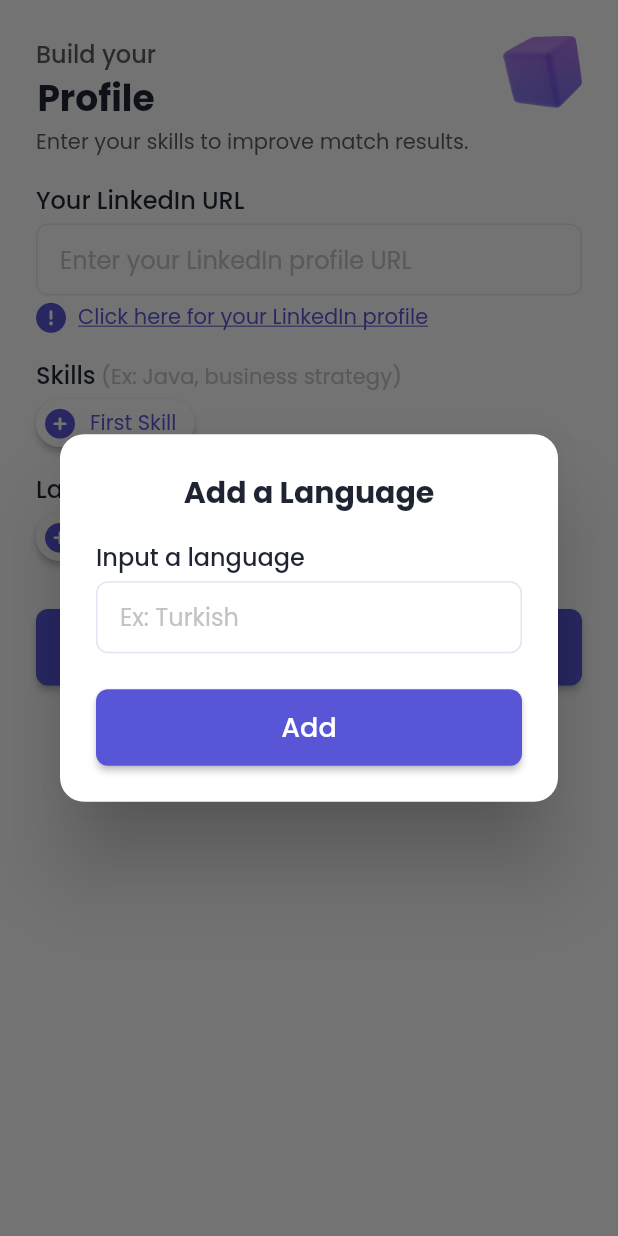
After one commit to rasitayaz/mentorgem, a Flutter app: the SignUpPage screen opened directly, after a tap on an icon or button, on a phone screen of 412 x 824 dp. The commit adds this screen. Run offline on Flutter 3.47's test engine with Material 2 defaults, Android fonts, the phone set to English and light mode, and no system bars; our stand-ins replace flutter_svg, font_awesome_flutter, google_fonts.

Commit message:
Add language dialog

```diff
--- /dev/null
+++ b/lib/models/language.dart
@@ -0,0 +1,10 @@
+class Language {
+  const Language(this.title);
+
+  final String title;
+
+  @override
+  String toString() {
+    return title;
+  }
+}
--- /dev/null
+++ b/lib/models/skill.dart
@@ -0,0 +1,31 @@
+class Skill {
+  const Skill({
+    required this.title,
+    required this.level,
+  });
+
+  final String title;
+  final int level;
+
+  String get levelTitle {
+    switch (level) {
+      case 1:
+        return 'Beginner';
+      case 2:
+        return 'Advanced';
+      case 3:
+        return 'Competent';
+      case 4:
+        return 'Proficient';
+      case 5:
+        return 'Expert';
+      default:
+        return 'Unknown';
+    }
+  }
+
+  @override
+  String toString() {
+    return '$title - $levelTitle';
+  }
+}
--- a/lib/pages/sign_up_page.dart
+++ b/lib/pages/sign_up_page.dart
@@ -1,7 +1,10 @@
 import 'package:flutter/material.dart';
 import 'package:font_awesome_flutter/font_awesome_flutter.dart';
 import 'package:google_fonts/google_fonts.dart';
+import 'package:mentorgem/models/language.dart';
+import 'package:mentorgem/models/skill.dart';
 import 'package:mentorgem/pages/onboarding_page.dart';
+import 'package:mentorgem/views/add_language_dialog.dart';
 import 'package:url_launcher/url_launcher_string.dart';
 
 class SignUpPage extends StatefulWidget {
@@ -12,6 +15,8 @@
 }
 
 class _SignUpPageState extends State<SignUpPage> {
+  final List<Language> _languages = [];
+  final List<Skill> _skills = [];
   String _linkedInUrl = '';
 
   @override
@@ -35,7 +40,7 @@
                 const SizedBox(height: 4),
                 TextField(
                   decoration: const InputDecoration(
-                    hintText: 'Enter your LinkedIn profile',
+                    hintText: 'Enter your LinkedIn profile URL',
                   ),
                   autofillHints: const [AutofillHints.url],
                   keyboardType: TextInputType.url,
@@ -51,11 +56,12 @@
                   },
                   behavior: HitTestBehavior.opaque,
                   child: Row(
+                    crossAxisAlignment: CrossAxisAlignment.center,
                     children: [
                       FaIcon(
                         FontAwesomeIcons.circleExclamation,
                         color: Theme.of(context).colorScheme.primary,
-                        size: 16,
+                        size: 20,
                       ),
                       const SizedBox(width: 8),
                       Text(
@@ -71,16 +77,29 @@
                 const SizedBox(height: 16),
                 _buildChipList(
                   title: 'Skills',
+                  type: 'Skill',
                   subtitle: '(Ex: Java, business strategy)',
-                  items: [],
+                  items: _skills,
+                  onAdd: () {},
                 ),
                 const SizedBox(height: 16),
                 _buildChipList(
                   title: 'Languages',
+                  type: 'Language',
                   subtitle: '(Optional)',
-                  items: [],
+                  items: _languages,
+                  onAdd: () {
+                    showDialog(
+                      context: context,
+                      builder: (context) => AddLanguageDialog(
+                        onAdd: (language) {
+                          setState(() => _languages.add(language));
+                        },
+                      ),
+                    );
+                  },
                 ),
-                const SizedBox(height: 16),
+                const SizedBox(height: 32),
                 ElevatedButton(
                   onPressed: _navigateToOnboarding,
                   child: const Text('Get Started'),
@@ -127,8 +146,10 @@
 
   Widget _buildChipList<T>({
     required String title,
+    required String type,
     String? subtitle,
     required List<T> items,
+    required void Function() onAdd,
   }) {
     return Column(
       crossAxisAlignment: CrossAxisAlignment.start,
@@ -137,7 +158,7 @@
           text: TextSpan(
             children: [
               TextSpan(
-                text: 'Skills',
+                text: title,
                 style: Theme.of(context).textTheme.headline3,
               ),
               if (subtitle != null)
@@ -152,11 +173,45 @@
         Wrap(
           spacing: 8,
           runSpacing: 8,
-          children: items.map((item) {
-            return Chip(
-              label: Text(item.toString()),
+          children: items.map<Widget>((item) {
+            return InputChip(
+              materialTapTargetSize: MaterialTapTargetSize.shrinkWrap,
+              label: Text(
+                item.toString(),
+                style: GoogleFonts.poppins(
+                  color: Theme.of(context).scaffoldBackgroundColor,
+                ),
+              ),
+              backgroundColor: Theme.of(context).colorScheme.primary,
+              deleteIcon: FaIcon(
+                FontAwesomeIcons.solidCircleXmark,
+                color: Theme.of(context).scaffoldBackgroundColor,
+                size: 20,
+              ),
+              onDeleted: () {
+                setState(() => items.remove(item));
+              },
             );
-          }).toList(),
+          }).toList()
+            ..add(
+              ActionChip(
+                elevation: 2,
+                materialTapTargetSize: MaterialTapTargetSize.shrinkWrap,
+                backgroundColor: Theme.of(context).scaffoldBackgroundColor,
+                avatar: FaIcon(
+                  FontAwesomeIcons.circlePlus,
+                  color: Theme.of(context).colorScheme.primary,
+                  size: 20,
+                ),
+                label: Text(
+                  items.isEmpty ? 'First $type' : type,
+                  style: GoogleFonts.poppins(
+                    color: Theme.of(context).colorScheme.primary,
+                  ),
+                ),
+                onPressed: onAdd,
+              ),
+            ),
         ),
       ],
     );
--- /dev/null
+++ b/lib/views/add_language_dialog.dart
@@ -0,0 +1,115 @@
+import 'package:flutter/material.dart';
+import 'package:font_awesome_flutter/font_awesome_flutter.dart';
+import 'package:google_fonts/google_fonts.dart';
+import 'package:mentorgem/models/language.dart';
+import 'package:mentorgem/views/balanced_text.dart';
+
+class AddLanguageDialog extends StatefulWidget {
+  const AddLanguageDialog({
+    Key? key,
+    required this.onAdd,
+  }) : super(key: key);
+
+  final Function(Language language) onAdd;
+
+  @override
+  State<AddLanguageDialog> createState() => _AddLanguageDialogState();
+}
+
+class _AddLanguageDialogState extends State<AddLanguageDialog> {
+  final _inputController = TextEditingController();
+  bool _hasError = false;
+  String? _message;
+
+  @override
+  Widget build(BuildContext context) {
+    return Dialog(
+      shape: RoundedRectangleBorder(
+        borderRadius: BorderRadius.circular(16),
+      ),
+      child: GestureDetector(
+        onTap: () => FocusManager.instance.primaryFocus?.unfocus(),
+        behavior: HitTestBehavior.opaque,
+        child: Padding(
+          padding: const EdgeInsets.all(24),
+          child: Column(
+            crossAxisAlignment: CrossAxisAlignment.stretch,
+            mainAxisSize: MainAxisSize.min,
+            children: [
+              Center(
+                child: Text(
+                  'Add a Language',
+                  style: Theme.of(context).textTheme.headline2,
+                ),
+              ),
+              const SizedBox(height: 16),
+              Text(
+                'Input a language',
+                style: Theme.of(context).textTheme.headline3,
+              ),
+              const SizedBox(height: 4),
+              TextField(
+                controller: _inputController,
+                decoration: const InputDecoration(
+                  hintText: 'Ex: Turkish',
+                ),
+                autofillHints: const [AutofillHints.language],
+                onChanged: (value) {
+                  setState(() => _message = null);
+                },
+              ),
+              const SizedBox(height: 12),
+              if (_message != null) _buildMessage(),
+              const SizedBox(height: 12),
+              ElevatedButton(
+                onPressed: () {
+                  if (_inputController.text.isEmpty) {
+                    setState(() {
+                      _hasError = true;
+                      _message = 'Please enter a language';
+                    });
+                  } else {
+                    widget.onAdd(Language(_inputController.text));
+                    _inputController.clear();
+                    setState(() {
+                      _hasError = false;
+                      _message =
+                          'Language has been added, you can add another one.';
+                    });
+                  }
+                },
+                child: const Text('Add'),
+              ),
+            ],
+          ),
+        ),
+      ),
+    );
+  }
+
+  Widget _buildMessage() {
+    Color color =
+        _hasError ? Colors.red : Theme.of(context).colorScheme.primary;
+    return Row(
+      children: [
+        FaIcon(
+          _hasError
+              ? FontAwesomeIcons.circleExclamation
+              : FontAwesomeIcons.solidCircleCheck,
+          color: color,
+          size: 16,
+        ),
+        const SizedBox(width: 8),
+        Expanded(
+          child: BalancedText(
+            _message,
+            style: GoogleFonts.poppins(
+              color: color,
+              fontSize: 12,
+            ),
+          ),
+        ),
+      ],
+    );
+  }
+}
```
